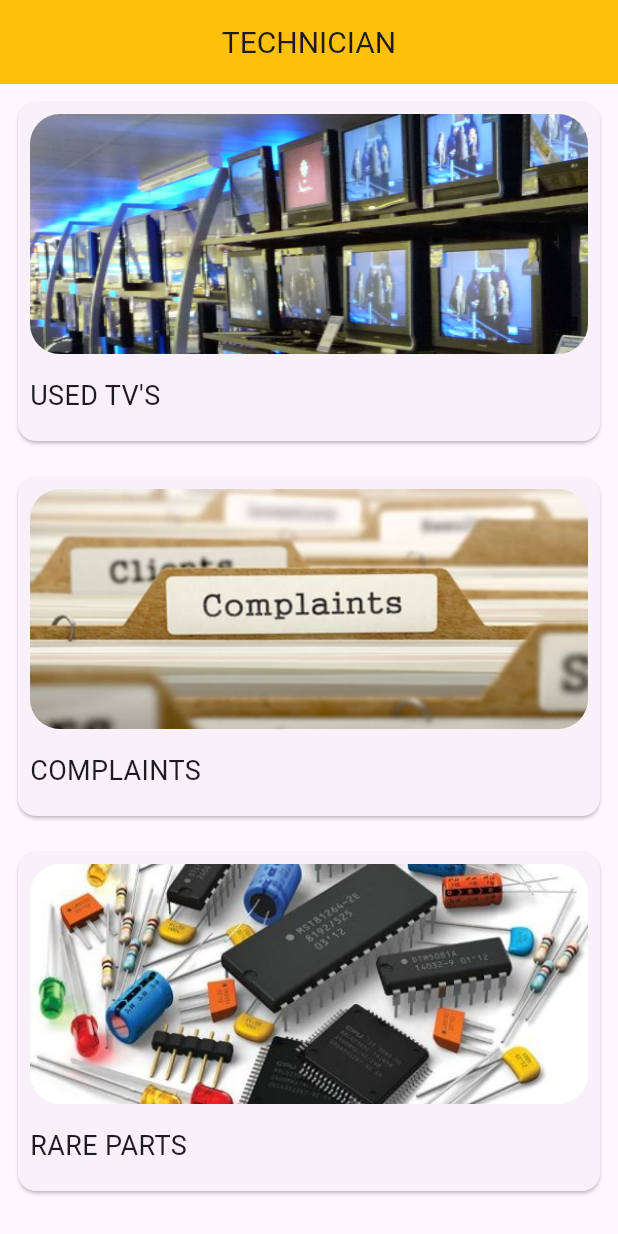
After one commit to irfanMaitexa/vadakara_mca_tv_service, a Flutter app: the home_technician screen opened directly, on a phone screen of 412 x 824 dp. The commit adds this screen. Run offline on Flutter 3.47's test engine with Material 3 defaults, Android fonts, the phone set to English and light mode, and no system bars; our stand-ins replace date_picker_timeline, image_picker, quickalert; network calls fail.

Commit message:
technician module started

```diff
--- a/lib/modules/customer/profile/user_profile_screen.dart
+++ b/lib/modules/customer/profile/user_profile_screen.dart
@@ -1,5 +1,6 @@
 
 import 'package:flutter/material.dart';
+import 'package:tv_service/modules/auth/login.dart';
 import 'package:tv_service/modules/customer/profile/user_edit_profile_screen.dart';
 import 'package:tv_service/modules/customer/user_root_screen.dart';
 import 'package:tv_service/utils/constants.dart';
@@ -93,7 +94,7 @@ class CustomerProfileScreen extends StatelessWidget {
 
                 Navigator.pushAndRemoveUntil(
                   context,
-                  MaterialPageRoute(builder: (context) => UserRootScreen()),
+                  MaterialPageRoute(builder: (context) => LoginScreen()),
                   (route) => false
                   );
 
--- /dev/null
+++ b/lib/modules/technician/tech_root_screen.dart
@@ -0,0 +1,44 @@
+import 'package:flutter/material.dart';
+import 'package:tv_service/modules/technician/tech_used_tv_list.dart';
+import 'package:tv_service/widgets/custom_card.dart';
+
+class home_technician extends StatelessWidget {
+  const home_technician({super.key});
+
+  @override
+  Widget build(BuildContext context) {
+    return Scaffold(
+      appBar: AppBar(
+        backgroundColor: Colors.amber,
+        centerTitle: true,
+        title: Text(
+          "TECHNICIAN",
+          style: TextStyle(fontSize: 20),
+        ),
+      ),
+      body: SingleChildScrollView(
+        child: Column(children: [
+          Custom_Card(
+            image: "assets/images/used tv.png",
+            text: "USED TV'S",
+            onPressed: () {
+              Navigator.push(
+                  context,
+                  MaterialPageRoute(
+                    builder: (context) => const TechUsedTvListScreen(),
+                  ));
+            },
+          ),
+          Custom_Card(
+            image: "assets/images/complaint.png",
+            text: "COMPLAINTS",
+          ),
+          Custom_Card(
+            image: "assets/images/rare parts.png",
+            text: "RARE PARTS",
+          ),
+        ]),
+      ),
+    );
+  }
+}
--- a/lib/utils/constants.dart
+++ b/lib/utils/constants.dart
@@ -3,6 +3,6 @@
 import 'package:flutter/material.dart';
 
 Color KmainColor = const Color.fromRGBO(255, 255, 255, 1);
-Color KButtonColor =  Color(0xffFEAE5A);
+Color KButtonColor =  Colors.amber;
 Color KtextColor = Colors.black;
 Color kFieldBoarderColor = Colors.grey;
--- a/lib/widgets/custom_button.dart
+++ b/lib/widgets/custom_button.dart
@@ -22,7 +22,7 @@ class CustomButton extends StatelessWidget {
     return ElevatedButton(
       onPressed: onPressed,
       style: ElevatedButton.styleFrom(
-        backgroundColor:  KButtonColor,
+        backgroundColor:  color?? KButtonColor,
         shape: RoundedRectangleBorder(borderRadius: BorderRadius.circular(25))// Button color
       ),
       child:  Text(text,style:  TextStyle(color: texColor ?? Colors.white),),
--- /dev/null
+++ b/lib/widgets/custom_card.dart
@@ -0,0 +1,56 @@
+import 'package:flutter/material.dart';
+
+class Custom_Card extends StatelessWidget {
+  const Custom_Card({
+    super.key,
+    required this.text,
+    required this.image,
+    this.onPressed
+  });
+  final String text;
+  final image;
+
+  final VoidCallback ? onPressed;
+
+  @override
+  Widget build(BuildContext context) {
+    return InkWell(
+      onTap: onPressed,
+      child: Container(
+        height: 250,
+        width: 500,
+        child: Padding(
+          padding: const EdgeInsets.all(8.0),
+          child: Card(
+            child: Padding(
+              padding: const EdgeInsets.all(8.0),
+              child: Column(
+                crossAxisAlignment: CrossAxisAlignment.start,
+                children: [
+                  ClipRRect(
+                    borderRadius: BorderRadius.all(Radius.circular(20)),
+                    child: Container(
+                      height: 160,
+                      width: 500,
+                      child: Image.asset(
+                        image,
+                        fit: BoxFit.fill,
+                      ),
+                    ),
+                  ),
+                  const SizedBox(
+                    height: 15,
+                  ),
+                  Text(
+                    text,
+                    style: TextStyle(fontSize: 18),
+                  )
+                ],
+              ),
+            ),
+          ),
+        ),
+      ),
+    );
+  }
+}
```
Also changed, not shown: lib/modules/auth/login.dart (+22 -5 lines), lib/modules/technician/tech_used_tv_list.dart (added, +118 -0 lines), lib/modules/technician/tech_usedtv_details.dart (added, +214 -0 lines), assets/images/add.png (added), assets/images/complaint.png (added), assets/images/pc.png (added), assets/images/rare parts.png (added), assets/images/used tv.png (added), 2 other files.
